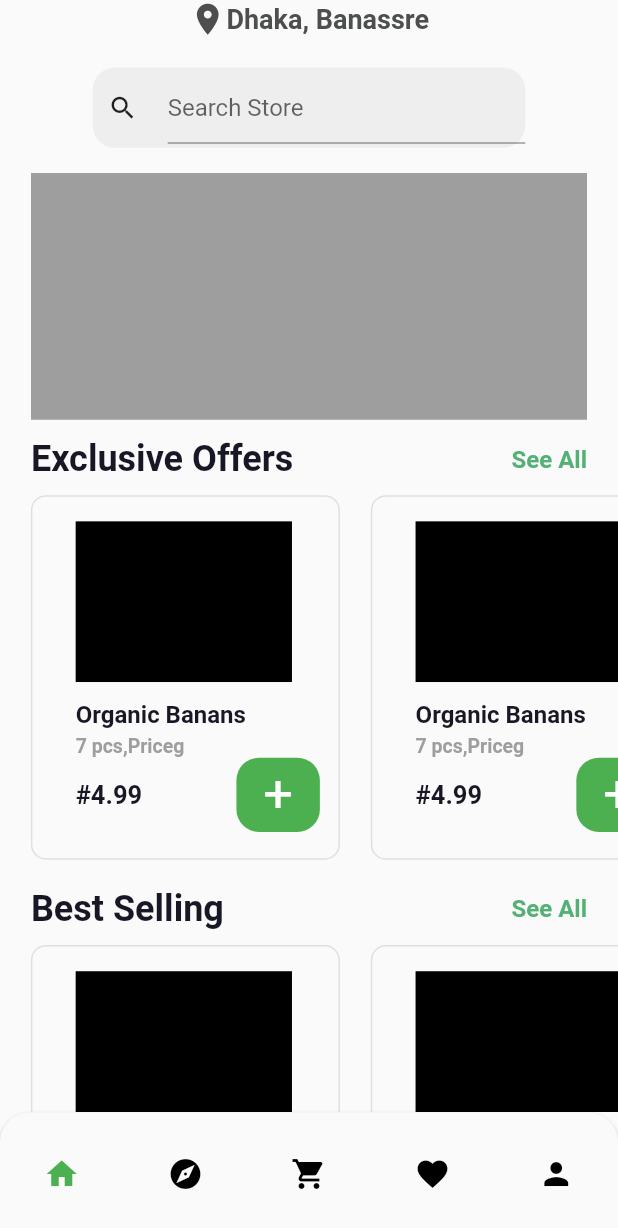
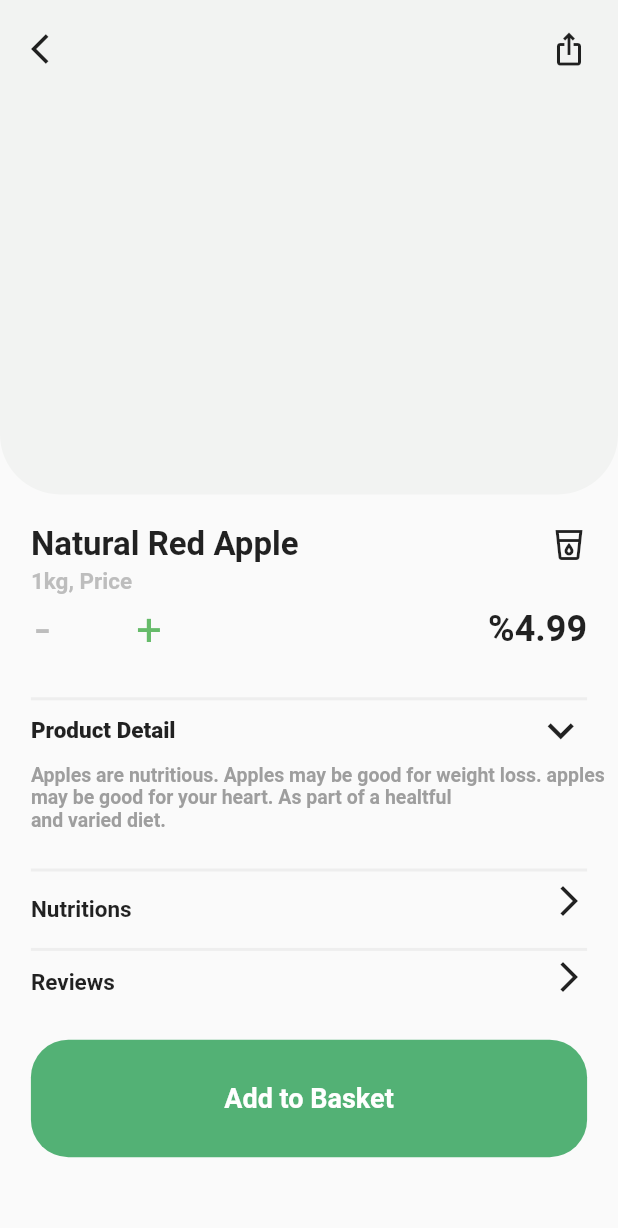
Before and after one commit to Pranav-krishnaP/Grocery_app, a Flutter app: the screen it shows after launch, after a tap on "Organic Banans", on a phone screen of 412 x 824 dp. Shown: the top 1228 px of the screen. Run offline on Flutter 3.47's test engine with Material 2 defaults, Android fonts, the phone set to English and light mode, and no system bars; our stand-ins replace get, google_fonts.

Commit message:
Details Page

```diff
--- /dev/null
+++ b/grocery_app/lib/Detailspage/details.dart
@@ -0,0 +1,260 @@
+import 'package:flutter/material.dart';
+import 'package:get/get.dart';
+import 'package:google_fonts/google_fonts.dart';
+import 'package:grocery_app/core/Homepage/homepage.dart';
+
+import '../core/mainpage.dart';
+
+class Details1 extends StatefulWidget {
+  const Details1({super.key});
+
+  @override
+  State<Details1> createState() => _Details1State();
+}
+
+class _Details1State extends State<Details1> {
+  late String valueChoose;
+  List listItem = ['1', '2', '3', '4'];
+  @override
+  Widget build(BuildContext context) {
+    var h = MediaQuery.of(context).size.height;
+    var w = MediaQuery.of(context).size.width;
+    return SafeArea(
+      child: Scaffold(
+        body: ListView(
+          children: [
+            Column(crossAxisAlignment: CrossAxisAlignment.start, children: [
+              Container(
+                width: double.infinity,
+                height: h * 0.4,
+                //color: Colors.blue,
+                decoration: BoxDecoration(
+                    borderRadius: BorderRadius.only(
+                        bottomRight: Radius.circular(40.0),
+                        bottomLeft: Radius.circular(40.0)),
+                    color: Color(0xFFF2F3F2)),
+                child: Padding(
+                  padding: EdgeInsets.only(
+                      top: h * 0.025, left: w * 0.05, right: w * 0.05),
+                  child: Row(
+                    crossAxisAlignment: CrossAxisAlignment.start,
+                    children: [
+                      GestureDetector(
+                        onTap: () {
+                          Get.to(Mainpage());
+                        },
+                        child: Icon(
+                          Icons.arrow_back_ios,
+                          size: 24,
+                        ),
+                      ),
+                      Spacer(),
+                      Icon(
+                        Icons.ios_share,
+                        size: 24,
+                      ),
+                    ],
+                  ),
+                ),
+              ),
+              Padding(
+                padding: EdgeInsets.only(top: h * 0.025, left: w * 0.05),
+                child: Row(
+                  children: [
+                    Text(
+                      'Natural Red Apple',
+                      style: GoogleFonts.roboto(
+                          fontSize: 22, fontWeight: FontWeight.bold),
+                    ),
+                    Spacer(),
+                    Padding(
+                      padding: EdgeInsets.only(right: w * 0.05),
+                      child: Icon((Icons.local_drink_outlined)),
+                    )
+                  ],
+                ),
+              ),
+              Padding(
+                padding: EdgeInsets.only(top: h * 0.003, left: w * 0.05),
+                child: Text(
+                  '1kg, Price',
+                  style: GoogleFonts.roboto(
+                      fontSize: 15,
+                      fontWeight: FontWeight.w600,
+                      color: Colors.grey[400]),
+                ),
+              ),
+              Padding(
+                padding: EdgeInsets.only(
+                  left: w * 0.057,
+                  top: h * 0.003,
+                ),
+                child: Row(
+                  children: [
+                    Text(
+                      '-',
+                      style:
+                          TextStyle(fontSize: 35, color: Colors.grey.shade400),
+                    ),
+                    SizedBox(
+                      width: w * 0.14,
+                    ),
+                    Text(
+                      '+',
+                      style:
+                          TextStyle(fontSize: 30, color: Colors.green.shade400),
+                    ),
+                    Spacer(),
+                    Padding(
+                      padding: EdgeInsets.only(right: w * 0.05),
+                      child: Text(
+                        '%4.99',
+                        style: TextStyle(
+                            fontSize: 24, fontWeight: FontWeight.bold),
+                      ),
+                    )
+                  ],
+                ),
+              ),
+              Padding(
+                padding: EdgeInsets.only(left: w * 0.05, top: h * 0.03),
+                child: Container(
+                    width: w * 0.9,
+                    decoration: BoxDecoration(
+                        border: Border.all(color: Colors.grey.shade200))),
+              ),
+              Padding(
+                padding: EdgeInsets.only(top: h * 0.003, left: w * 0.05),
+                child: Row(
+                  children: [
+                    Text(
+                      'Product Detail',
+                      style: GoogleFonts.roboto(
+                          fontSize: 15, fontWeight: FontWeight.w800),
+                    ),
+                    Spacer(),
+                    Padding(
+                      padding: EdgeInsets.only(right: w * 0.05),
+                      child: Icon(
+                        (Icons.keyboard_arrow_down),
+                        size: 35,
+                      ),
+                    )
+                  ],
+                ),
+              ),
+              Padding(
+                padding: EdgeInsets.only(top: h * 0.006, left: w * 0.05),
+                child: Text(
+                  'Apples are nutritious. Apples may be good for weight loss. apples may be good for your heart. As part of a healtful\nand varied diet.',
+                  style: GoogleFonts.roboto(
+                      fontSize: 13,
+                      fontWeight: FontWeight.w600,
+                      color: Colors.grey[500]),
+                ),
+              ),
+              //
+              Padding(
+                padding: EdgeInsets.only(left: w * 0.05, top: h * 0.03),
+                child: Container(
+                    width: w * 0.9,
+                    decoration: BoxDecoration(
+                        border: Border.all(color: Colors.grey.shade200))),
+              ),
+
+              InkWell(
+                onTap: () {
+                  // Navigator.of(context).push(
+                  //     MaterialPageRoute(builder: ((context) => ReviewPage())));
+                },
+                child: Row(
+                  children: [
+                    Column(
+                      children: [
+                        Padding(
+                          padding:
+                              EdgeInsets.only(top: h * 0.02, left: w * 0.05),
+                          child: Text(
+                            'Nutritions',
+                            style: GoogleFonts.roboto(
+                                fontSize: 15, fontWeight: FontWeight.bold),
+                          ),
+                        ),
+                      ],
+                    ),
+                    Spacer(),
+                    Padding(
+                      padding: EdgeInsets.only(top: h * 0.006, right: w * 0.05),
+                      child: Icon(
+                        Icons.arrow_forward_ios,
+                        size: 24,
+                      ),
+                    ),
+                  ],
+                ),
+              ),
+
+              Padding(
+                padding: EdgeInsets.only(left: w * 0.05, top: h * 0.02),
+                child: Container(
+                    width: w * 0.9,
+                    decoration: BoxDecoration(
+                        border: Border.all(color: Colors.grey.shade200))),
+              ),
+              InkWell(
+                onTap: () {
+                  // Navigator.of(context).push(
+                  //     MaterialPageRoute(builder: ((context) => ChatPage())));
+                },
+                child: Row(
+                  children: [
+                    Column(
+                      children: [
+                        Padding(
+                          padding:
+                              EdgeInsets.only(top: h * 0.015, left: w * 0.05),
+                          child: Text(
+                            'Reviews',
+                            style: GoogleFonts.roboto(
+                                fontSize: 15, fontWeight: FontWeight.bold),
+                          ),
+                        ),
+                      ],
+                    ),
+                    Spacer(),
+                    Padding(
+                      padding: EdgeInsets.only(top: h * 0.006, right: w * 0.05),
+                      child: Icon(
+                        Icons.arrow_forward_ios,
+                        size: 24,
+                      ),
+                    ),
+                  ],
+                ),
+              ),
+              Padding(
+                padding: EdgeInsets.only(top: h * 0.035, left: w * 0.05),
+                child: Container(
+                  width: w * 0.9,
+                  height: h * 0.095,
+                  decoration: BoxDecoration(
+                      color: Color(0xFF53B175),
+                      borderRadius: BorderRadius.circular(25)),
+                  child: Center(
+                    child: Text(
+                      'Add to Basket',
+                      style: GoogleFonts.roboto(
+                          fontSize: 18,
+                          fontWeight: FontWeight.w600,
+                          color: Colors.white),
+                    ),
+                  ),
+                ),
+              )
+            ]),
+          ],
+        ),
+      ),
+    );
+  }
+}
--- a/grocery_app/lib/core/Homepage/widgets/homepage_sizedbox.dart
+++ b/grocery_app/lib/core/Homepage/widgets/homepage_sizedbox.dart
@@ -1,6 +1,8 @@
 import 'package:flutter/material.dart';
 import 'package:get/get.dart';
 import 'package:google_fonts/google_fonts.dart';
+
+import '../../../Detailspage/details.dart';
 
 class Sizedbox_Widget extends StatelessWidget {
   const Sizedbox_Widget({
@@ -27,7 +29,7 @@ class Sizedbox_Widget extends StatelessWidget {
                   children: [
                     GestureDetector(
                         onTap: () {
-                          // Get.to(Details1());
+                          Get.to(Details1());
                         },
                         child: Container_Widget(w: w, h: h)),
                   ],
```
